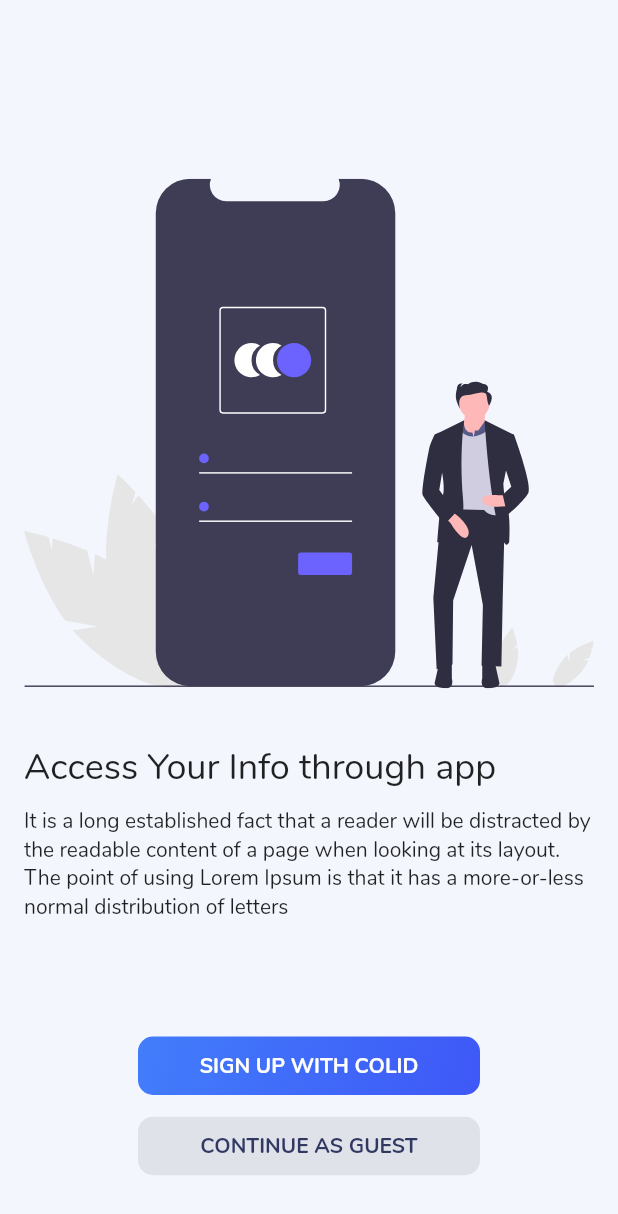
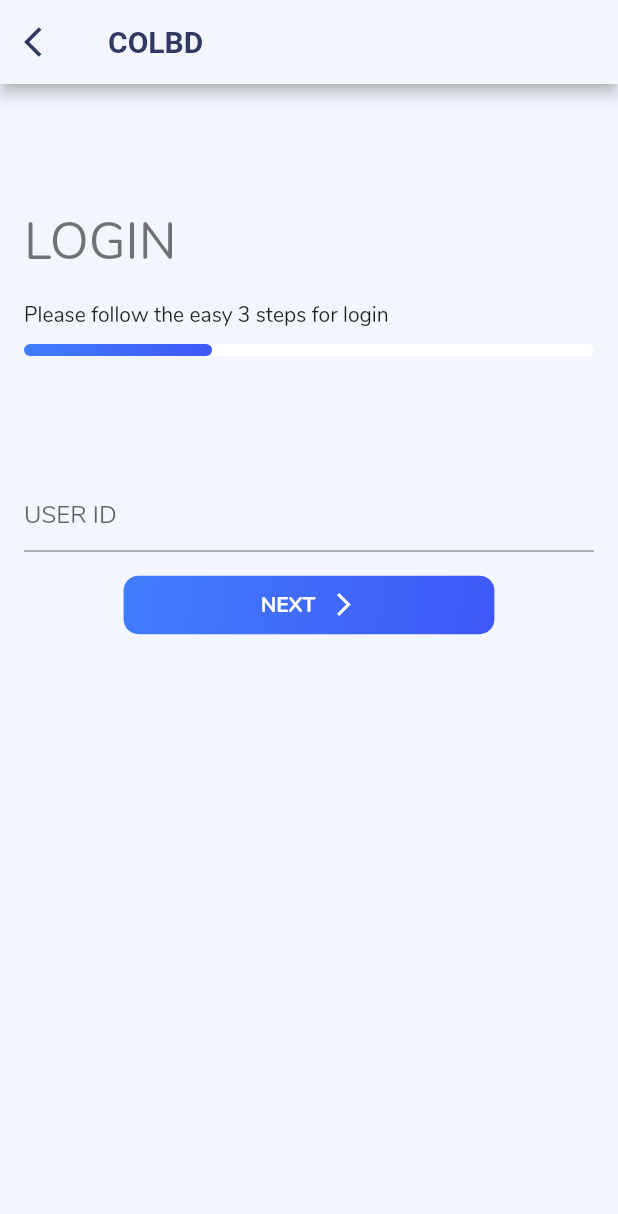
Before and after one commit to abuanwar072/Colbd_Flutter_App, a Flutter app: the screen it shows after launch, after a tap on "SIGN UP WITH COLID", on a phone screen of 412 x 824 dp. Shown: the top 1214 px of the screen. Run offline on Flutter 3.47's test engine with Material 2 defaults, Android fonts, the phone set to English and light mode, and no system bars; our stand-ins replace flutter_svg.

```diff
--- a/lib/constant.dart
+++ b/lib/constant.dart
@@ -63,6 +63,7 @@ final ThemeData whiteTheme = ThemeData(
     ),
   ),
   appBarTheme: AppBarTheme(
+    iconTheme: IconThemeData(color: kTextColor),
     color: kBackgroundColor,
     brightness: Brightness.light,
     textTheme: TextTheme(
--- a/lib/main.dart
+++ b/lib/main.dart
@@ -1,7 +1,5 @@
 import 'package:colbd_app/constant.dart';
 import 'package:colbd_app/screens/welcome_screen.dart';
-import 'package:colbd_app/ui/sizing_information.dart';
-import 'package:colbd_app/ui/ui_utils.dart';
 import 'package:colbd_app/widgets/buttons.dart';
 import 'package:colbd_app/widgets/package_info_car.dart';
 import 'package:colbd_app/widgets/progress_Indicator.dart';
--- /dev/null
+++ b/lib/screens/login_screen.dart
@@ -0,0 +1,70 @@
+import 'package:colbd_app/screens/otp_screen.dart';
+import 'package:colbd_app/widgets/buttons.dart';
+import 'package:colbd_app/widgets/default_appbar.dart';
+import 'package:colbd_app/widgets/progress_Indicator.dart';
+import 'package:flutter/material.dart';
+
+class LoginScreenGetId extends StatelessWidget {
+  final _formKey = GlobalKey<FormState>();
+  @override
+  Widget build(BuildContext context) {
+    String _userId;
+    return Scaffold(
+      appBar: defaultAppBar(context),
+      body: Padding(
+        padding: EdgeInsets.only(
+            left: 16, top: MediaQuery.of(context).size.height * .1, right: 16),
+        child: Column(
+          crossAxisAlignment: CrossAxisAlignment.start,
+          // mainAxisAlignment: MainAxisAlignment.center,
+          children: <Widget>[
+            Text(
+              "Login".toUpperCase(),
+              style: Theme.of(context).textTheme.display1,
+            ),
+            SizedBox(height: 16),
+            Text("Please follow the easy 3 steps for login"),
+            SizedBox(height: 10),
+            MyProgressIndicator(done: .33),
+            SizedBox(height: MediaQuery.of(context).size.height * .1),
+            Form(
+              key: _formKey,
+              child: TextFormField(
+                onChanged: (value) {
+                  _userId = value;
+                },
+                validator: (value) {
+                  Pattern pattern = r'^[A-Za-z0-9]+(?:[_-][A-Za-z0-9]+)*$';
+                  RegExp regex = new RegExp(pattern);
+                  if (value.isEmpty) {
+                    return "Please enter your COLID";
+                  } else if (!regex.hasMatch(value)) {
+                    return "Invalid COLID, Please check your id again";
+                  }
+                  return null;
+                },
+                decoration: InputDecoration(
+                  hintText: "User Id".toUpperCase(),
+                ),
+              ),
+            ),
+            SizedBox(height: 16),
+            Center(
+              child: GradientIconButton(
+                  press: () {
+                    if (_formKey.currentState.validate()) {
+                      print(_userId);
+                      Navigator.push(context,
+                          MaterialPageRoute(builder: (context) {
+                        return OtpScreen();
+                      }));
+                    }
+                  },
+                  text: "Next"),
+            )
+          ],
+        ),
+      ),
+    );
+  }
+}
--- a/lib/screens/welcome_screen.dart
+++ b/lib/screens/welcome_screen.dart
@@ -1,6 +1,7 @@
 import 'dart:async';
 
 import 'package:colbd_app/model/welcome.dart';
+import 'package:colbd_app/screens/login_screen.dart';
 import 'package:colbd_app/widgets/buttons.dart';
 import 'package:flutter/material.dart';
 import 'package:flutter_svg/flutter_svg.dart';
@@ -82,7 +83,14 @@ class _WelcomeScreenState extends State<WelcomeScreen> {
               padding: EdgeInsets.only(top: 10, bottom: 20),
               child: Column(
                 children: <Widget>[
-                  DefaultButton(press: () {}, text: "Sign Up with colid"),
+                  DefaultButton(
+                      press: () {
+                        Navigator.push(context,
+                            MaterialPageRoute(builder: (context) {
+                          return LoginScreenGetId();
+                        }));
+                      },
+                      text: "Sign Up with colid"),
                   SizedBox(
                     height: 10,
                   ),
--- /dev/null
+++ b/lib/widgets/default_appbar.dart
@@ -0,0 +1,12 @@
+import 'package:flutter/material.dart';
+
+AppBar defaultAppBar(BuildContext context) {
+  return AppBar(
+    title: Text("Colbd".toUpperCase()),
+    leading: IconButton(
+        icon: Icon(Icons.arrow_back_ios),
+        onPressed: () {
+          Navigator.pop(context);
+        }),
+  );
+}
--- a/lib/widgets/package_info_car.dart
+++ b/lib/widgets/package_info_car.dart
@@ -1,6 +1,4 @@
 import 'package:colbd_app/constant.dart';
-import 'package:colbd_app/ui/sizing_information.dart';
-import 'package:colbd_app/ui/ui_utils.dart';
 import 'package:colbd_app/widgets/buttons.dart';
 import 'package:flutter/material.dart';
 
--- a/lib/widgets/progress_Indicator.dart
+++ b/lib/widgets/progress_Indicator.dart
@@ -19,10 +19,27 @@ class MyProgressIndicator extends StatelessWidget {
           localWidgetSize: Size(boxSizing.maxWidth, boxSizing.maxHeight),
         );
         return Container(
-          height: 10,
-          width: sizingInformation.localWidgetSize.width * done,
-          decoration: BoxDecoration(
-              borderRadius: BorderRadius.circular(10), color: kBlueColor),
+          height: 8,
+          child: Stack(
+            children: <Widget>[
+              Container(
+                width: sizingInformation.localWidgetSize.width,
+                height: 8,
+                decoration: BoxDecoration(
+                  borderRadius: BorderRadius.circular(10),
+                  color: kWhiteColor,
+                ),
+              ),
+              Container(
+                height: 8,
+                width: sizingInformation.localWidgetSize.width * done,
+                decoration: BoxDecoration(
+                    borderRadius: BorderRadius.circular(10),
+                    // color: kBlueColor,
+                    gradient: kDefaultButtonColor),
+              ),
+            ],
+          ),
         );
       },
     );
```
Also changed, not shown: lib/screens/otp_screen.dart (added, +30 -0 lines).
